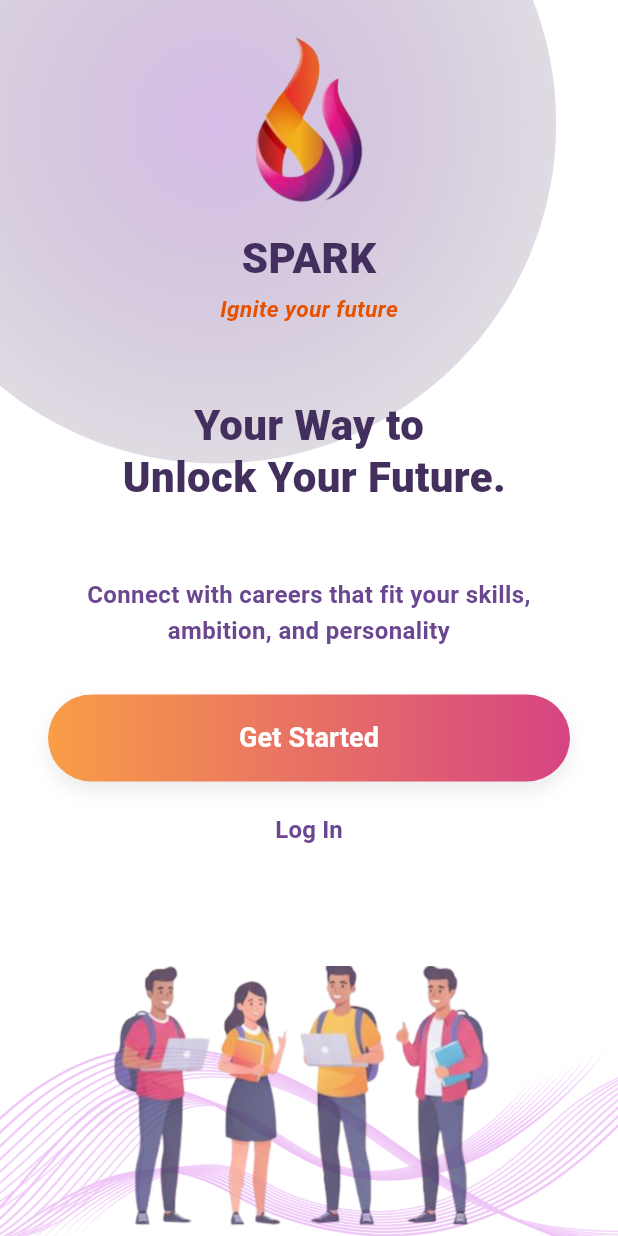
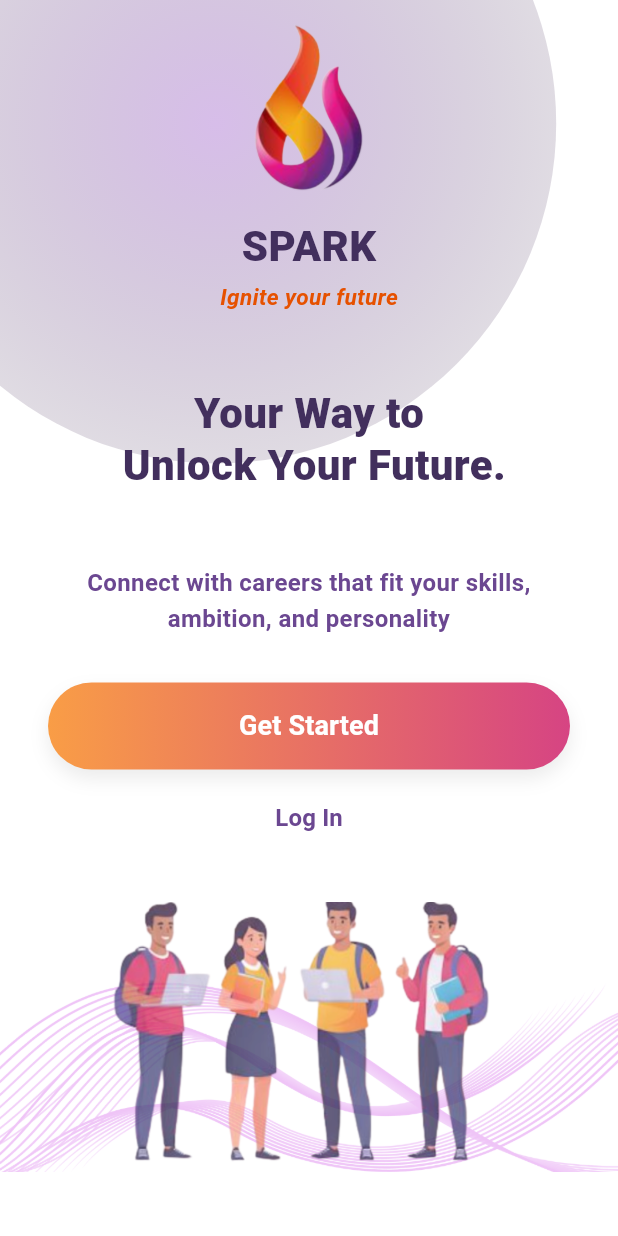
Before and after one commit to RandAlshalan/Spark444, a Flutter app: the screen it shows after launch, on a phone screen of 412 x 824 dp. Run offline on Flutter 3.47's test engine with Material 3 defaults, Android fonts, the phone set to English and light mode, and no system bars; our stand-ins replace cloud_firestore, file_picker, firebase_auth, firebase_core, firebase_storage, google_fonts and 1 more; accounts and stored records are empty.

Commit message:
Update welcomeScreen.dart

```diff
--- a/lib/studentScreens/welcomeScreen.dart
+++ b/lib/studentScreens/welcomeScreen.dart
@@ -54,10 +54,12 @@ class _WelcomeScreenState extends State<WelcomeScreen>
   Widget build(BuildContext context) {
     final size = MediaQuery.of(context).size;
     final isSmall = size.height < 740;
+    final topInset = MediaQuery.of(context).padding.top;
 
     return Scaffold(
       backgroundColor: Colors.white,
       body: SafeArea(
+        top: false,
         child: Stack(
           children: [
             // خلفية بنفسجية شعاعية أغمق
@@ -77,10 +79,13 @@ class _WelcomeScreenState extends State<WelcomeScreen>
               ),
             ),
 
-            Column(
+            SingleChildScrollView(
+              padding: EdgeInsets.only(top: topInset + 12, bottom: 24),
+              child: ConstrainedBox(
+                constraints: BoxConstraints(minHeight: size.height + topInset),
+                child: Column(
+                  mainAxisSize: MainAxisSize.max,
                   children: [
-                const SizedBox(height: 20),
-
                     // Logo + Tagline
                     Column(
                       children: const [
@@ -183,20 +188,27 @@ class _WelcomeScreenState extends State<WelcomeScreen>
                         curve: Curves.easeOut,
                         child: _expanded
                             ? Padding(
-                            padding: const EdgeInsets.only(top: 14, bottom: 4),
+                                padding: const EdgeInsets.only(
+                                  top: 14,
+                                  bottom: 4,
+                                ),
                                 child: FadeTransition(
                                   opacity: _fade,
                                   child: SlideTransition(
                                     position: _slide,
                                     child: Row(
-                                  mainAxisAlignment: MainAxisAlignment.center,
+                                      mainAxisAlignment:
+                                          MainAxisAlignment.center,
                                       children: [
                                         _Bubble(
                                           icon: Icons.school_outlined,
                                           label: 'as Student',
                                           onTap: () {
                                             _toggleBubbles();
-                                        Navigator.pushNamed(context, '/signup');
+                                            Navigator.pushNamed(
+                                              context,
+                                              '/signup',
+                                            );
                                           },
                                         ),
                                         const SizedBox(width: 22),
@@ -235,7 +247,7 @@ class _WelcomeScreenState extends State<WelcomeScreen>
                       ),
                     ),
 
-                const Spacer(),
+                    const SizedBox(height: 32),
 
                     // صورة الطلاب أسفل
                     Image.asset(
@@ -247,6 +259,8 @@ class _WelcomeScreenState extends State<WelcomeScreen>
                           const Icon(Icons.image_not_supported, size: 64),
                     ),
                   ],
+                ),
+              ),
             ),
           ],
         ),
```
Lines whose indentation alone changed are shown as unchanged.
